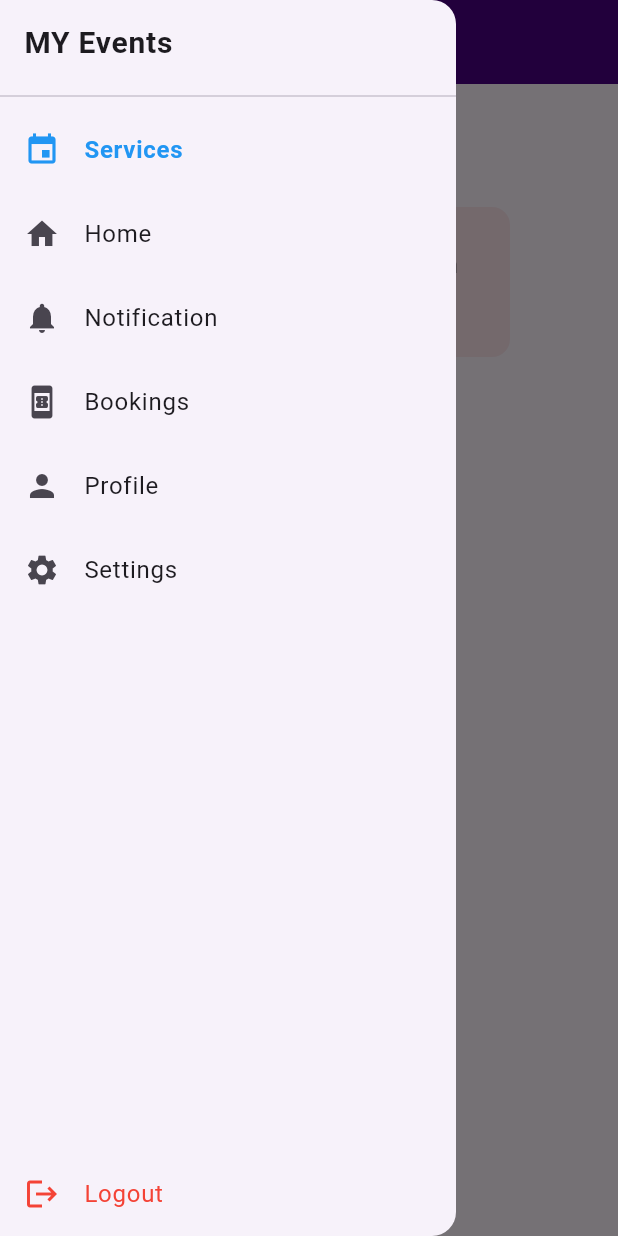
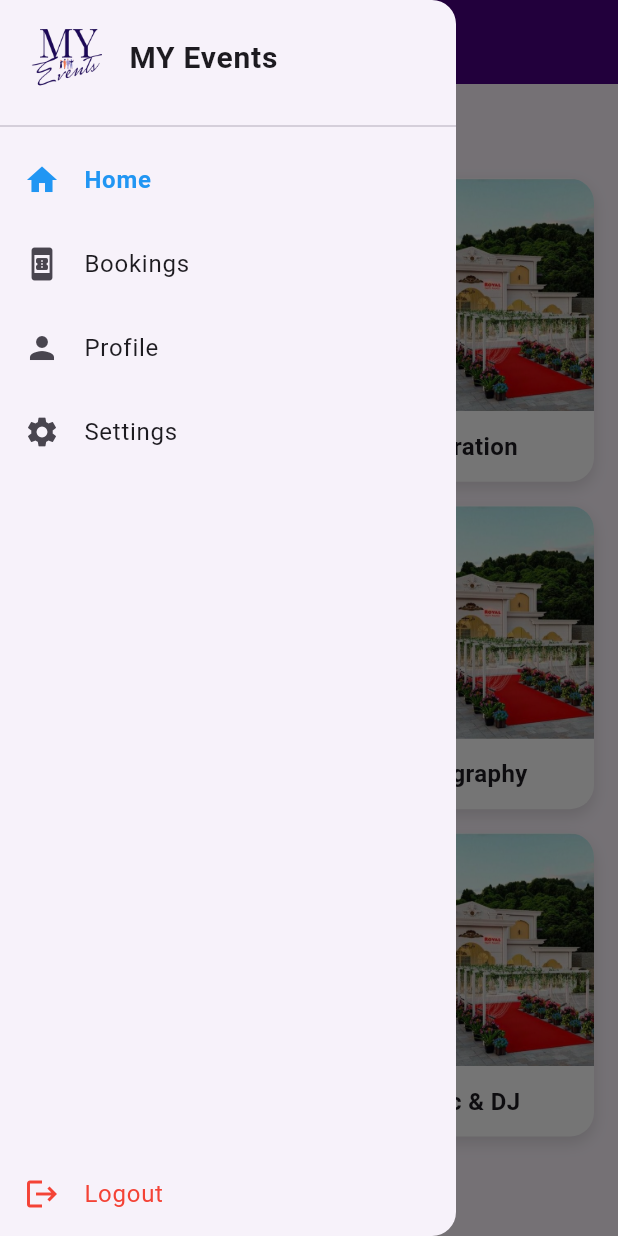
Before and after one commit to sanin751/myevents, a Flutter app: the DashboardScreen screen opened directly, with the side drawer open, on a phone screen of 412 x 824 dp. Run offline on Flutter 3.47's test engine with Material 3 defaults, Android fonts, the light colour scheme and no system bars.

Commit message:
updated dashboard

```diff
--- a/lib/screens/dashboard_screen.dart
+++ b/lib/screens/dashboard_screen.dart
@@ -9,7 +9,7 @@ class DashboardScreen extends StatefulWidget {
 }
 
 class _DashboardPageState extends State<DashboardScreen> {
-  String _selectedMenu = 'Services';
+  String _selectedMenu = 'Home';
 
   @override
   Widget build(BuildContext context) {
@@ -23,27 +23,29 @@ class _DashboardPageState extends State<DashboardScreen> {
           child: Column(
             children: [
               ListTile(
-                title: Text(
-                  'MY Events',
-                  style: TextStyle(fontWeight: FontWeight.bold, fontSize: 20),
+                title: Row(
+                  children: [
+                    Image.asset('assets/image/logo.png', height: 60, width: 60),
+                    SizedBox(width: 10),
+                    Text(
+                      'MY Events',
+                      style: TextStyle(
+                        fontWeight: FontWeight.bold,
+                        fontSize: 20,
+                      ),
+                    ),
+                  ],
                 ),
               ),
               Divider(),
 
-              _buildDrawerItem('Services', Icons.event, () {
-                setState(() {
-                  _selectedMenu = 'Services';
-                });
-                Navigator.pop(context);
-              }),
               _buildDrawerItem('Home', Icons.home, () {
                 setState(() {
                   _selectedMenu = 'Home';
                 });
-                Navigator.pop(context); // closes drawer only
+                Navigator.pop(context);
               }),
 
-              _buildDrawerItem('Notification', Icons.notifications, () {}),
               _buildDrawerItem('Bookings', Icons.book_online, () {}),
               _buildDrawerItem('Profile', Icons.person, () {}),
               _buildDrawerItem('Settings', Icons.settings, () {}),
@@ -60,7 +62,6 @@ class _DashboardPageState extends State<DashboardScreen> {
           ),
         ),
       ),
-
       body: _buildBody(lightGrey, purple),
     );
   }
@@ -81,53 +82,10 @@ class _DashboardPageState extends State<DashboardScreen> {
   }
 
   Widget _buildBody(Color bgColor, Color accent) {
-    if (_selectedMenu == 'Services') {
-      return Padding(
-        padding: EdgeInsets.all(24.0),
-        child: Column(
-          crossAxisAlignment: CrossAxisAlignment.start,
-          children: [
-            Text(
-              'Services',
-              style: TextStyle(fontSize: 24, fontWeight: FontWeight.bold),
-            ),
-            SizedBox(height: 24),
-            Wrap(
-              spacing: 16,
-              runSpacing: 16,
-              children: [
-                _serviceCard('Banquet'),
-                _serviceCard('Decoration Packages'),
-                _serviceCard('Photography / Video'),
-              ],
-            ),
-          ],
-        ),
-      );
-    }
-
     if (_selectedMenu == 'Home') {
       return HomeScreen();
     }
 
     return Center(child: Text('$_selectedMenu page — under construction'));
   }
-
-  Widget _serviceCard(String title) {
-    return Container(
-      width: 150,
-      height: 100,
-      decoration: BoxDecoration(
-        color: Colors.pink.shade50,
-        borderRadius: BorderRadius.circular(12),
-      ),
-      child: Center(
-        child: Text(
-          title,
-          textAlign: TextAlign.center,
-          style: TextStyle(fontSize: 16, fontWeight: FontWeight.bold),
-        ),
-      ),
-    );
-  }
 }
```
